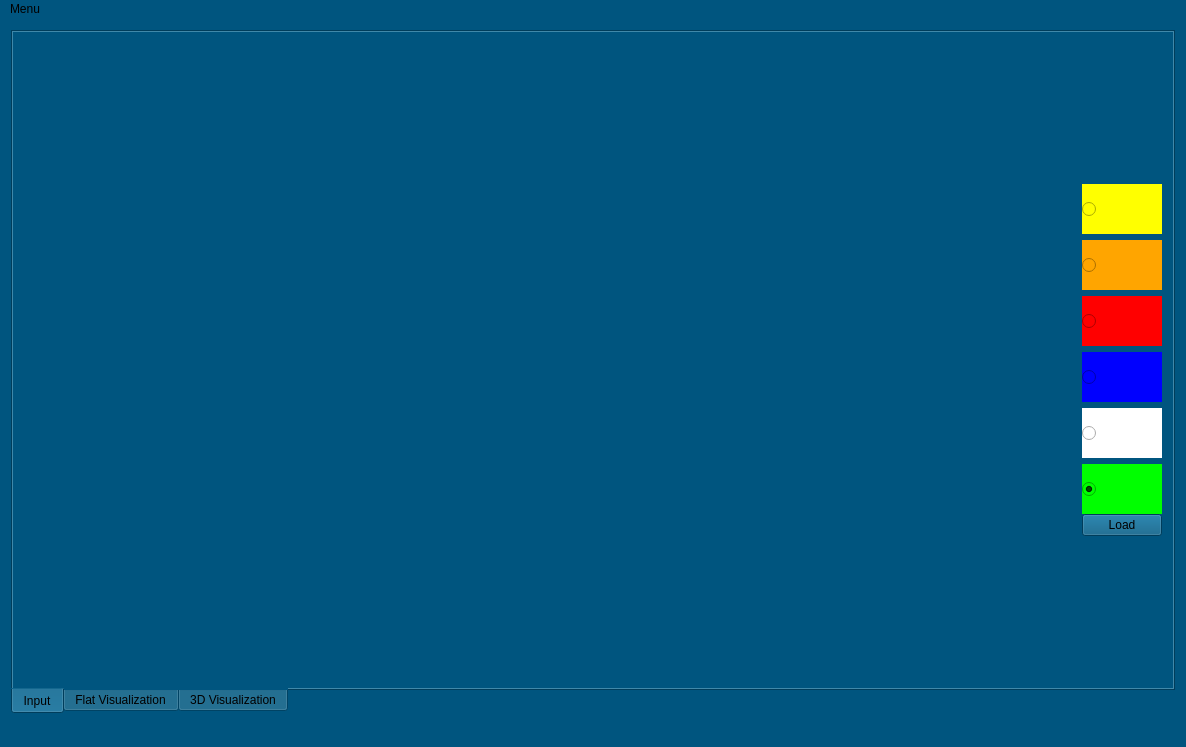
Old version of the form rubikomo/mainwindow.ui in the repository siemensmacv/rubik-teacher.
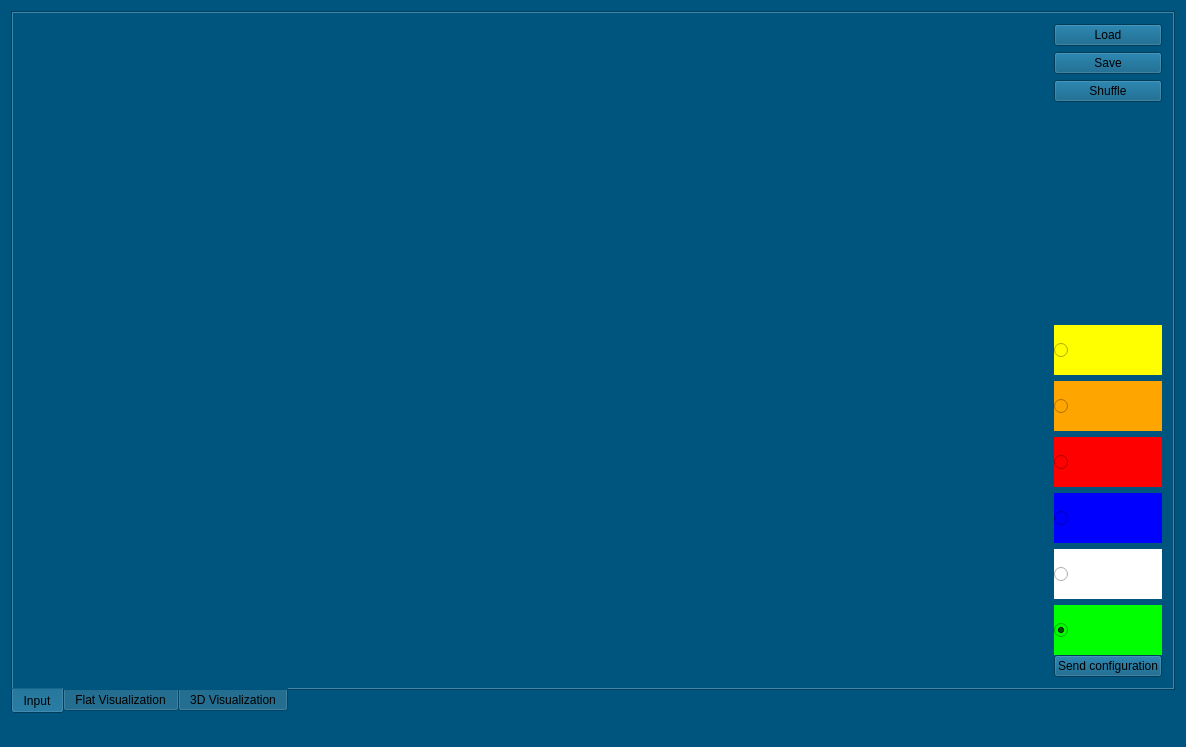
New version of the form.

Commit message: Save and Open buttons works

```diff
--- a/rubikomo/mainwindow.ui
+++ b/rubikomo/mainwindow.ui
@@ -81,6 +81,44 @@
             <property name="sizeConstraint">
              <enum>QLayout::SetDefaultConstraint</enum>
             </property>
+            <item>
+             <layout class="QVBoxLayout" name="verticalLayout_5">
+              <item>
+               <widget class="QPushButton" name="loadButton">
+                <property name="text">
+                 <string>Load</string>
+                </property>
+               </widget>
+              </item>
+              <item>
+               <widget class="QPushButton" name="saveButton">
+                <property name="text">
+                 <string>Save</string>
+                </property>
+               </widget>
+              </item>
+              <item>
+               <widget class="QPushButton" name="shuffleButton">
+                <property name="text">
+                 <string>Shuffle</string>
+                </property>
+               </widget>
+              </item>
+              <item>
+               <spacer name="verticalSpacer">
+                <property name="orientation">
+                 <enum>Qt::Vertical</enum>
+                </property>
+                <property name="sizeHint" stdset="0">
+                 <size>
+                  <width>20</width>
+                  <height>40</height>
+                 </size>
+                </property>
+               </spacer>
+              </item>
+             </layout>
+            </item>
             <item>
              <layout class="QVBoxLayout" name="verticalLayout_4">
               <item>
@@ -196,7 +234,7 @@
             <item>
              <widget class="QPushButton" name="pushButton_Load">
               <property name="text">
-               <string>Load</string>
+               <string>Send configuration</string>
               </property>
              </widget>
             </item>
@@ -755,15 +793,6 @@
    <property name="nativeMenuBar">
     <bool>true</bool>
    </property>
-   <widget class="QMenu" name="menuMenu">
-    <property name="title">
-     <string>Menu</string>
-    </property>
-    <addaction name="actionLoad_input"/>
-    <addaction name="separator"/>
-    <addaction name="actionSave_configuration"/>
-   </widget>
-   <addaction name="menuMenu"/>
   </widget>
   <widget class="QStatusBar" name="statusBar"/>
   <action name="actionLoad_input">
```
Left out of the diff: 11 changed lines with no effect on the pictures. The commit also changes 2 other files.
